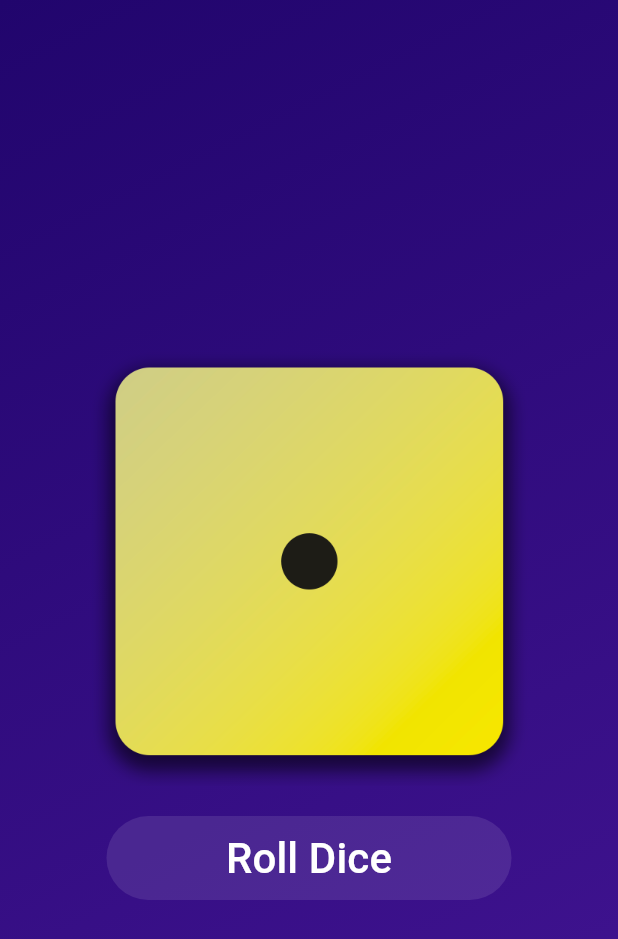
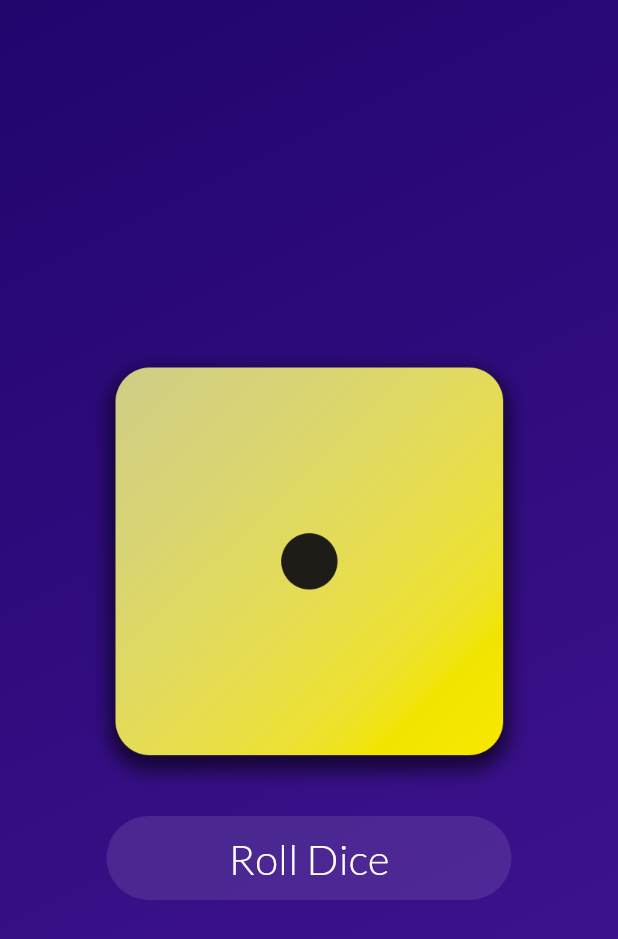
Before and after one commit to May-tea/roll_dice, a Flutter app: the screen it shows after launch, on a phone screen of 412 x 824 dp. Shown: the top 939 px of the screen. Run offline on Flutter 3.47's test engine with Material 3 defaults, Android fonts, the phone set to English and light mode, and no system bars.

Commit message:
feat: add gradient alignment constants and appFontFamily to AppConstants

```diff
--- a/lib/constants/constants.dart
+++ b/lib/constants/constants.dart
@@ -6,6 +6,9 @@ class AppConstants {
     Color.fromARGB(255, 68, 21, 149),
   ];
 
+  static const String appFontFamily = 'Lato';
+  static const Alignment gradientBeginAlignment = Alignment.topLeft;
+  static const Alignment gradientEndAlignment = Alignment.bottomRight;
   static const String imagepath = 'assets/images/dice-';
   static const String imageExtension = '.png';
   static const double imageWidth = 300.0;
```
